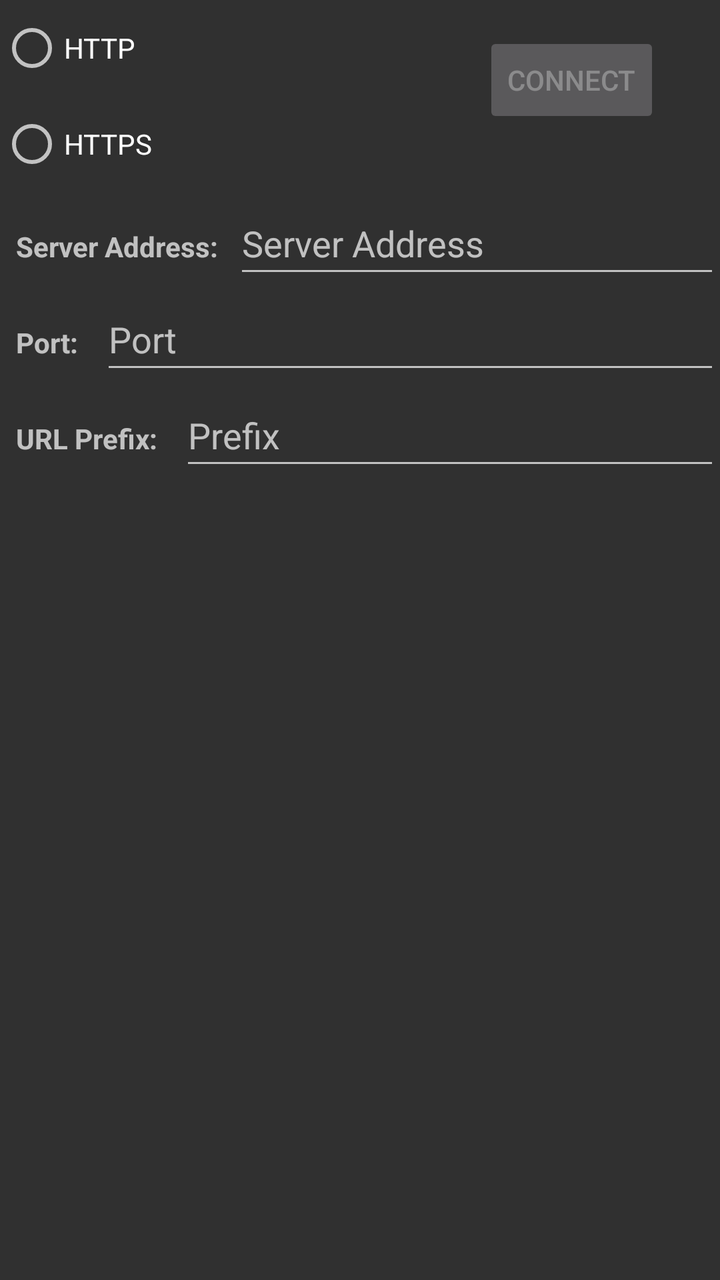
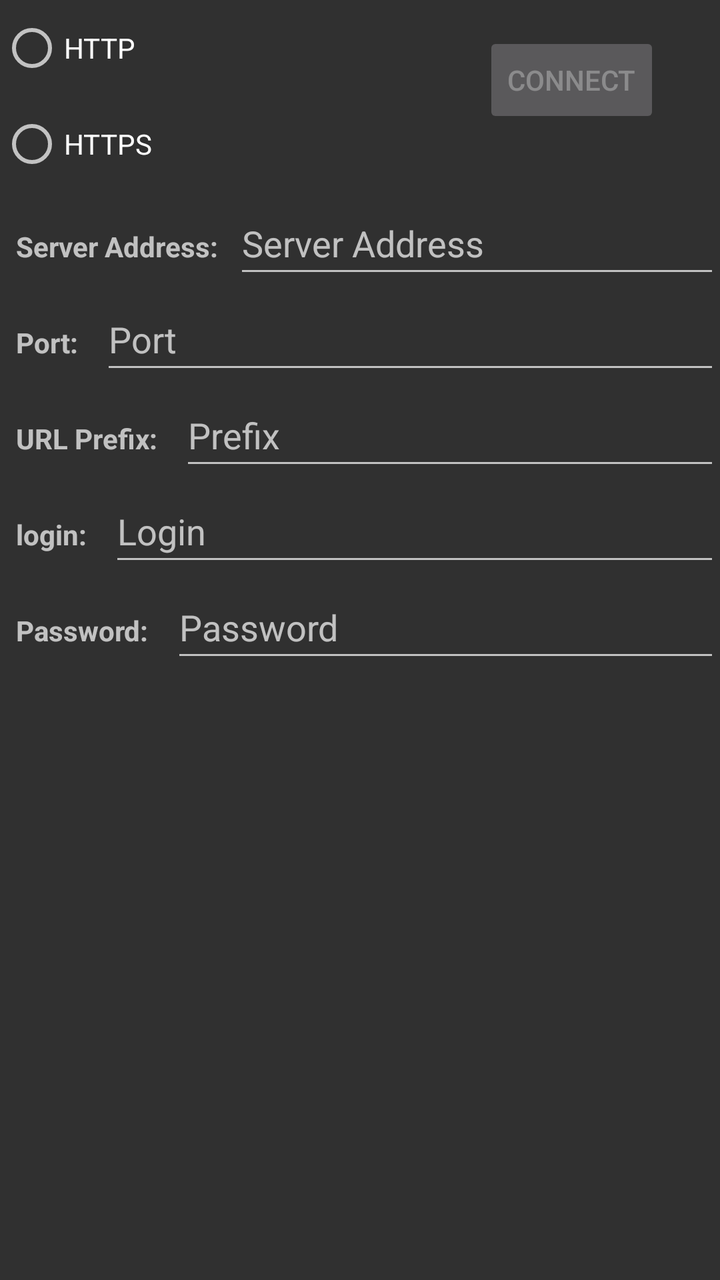

An Android layout rendered at two revisions. The XML below is the earlier revision; the diff shows what the commit changed to produce the second picture.
<!-- AndroidManifest.xml: application theme Theme.AppCompat -->
<!-- res/layout/fragment_app_config.xml -->
<?xml version="1.0" encoding="utf-8"?>
<LinearLayout xmlns:android="http://schemas.android.com/apk/res/android"
    android:layout_width="match_parent"
    android:layout_height="wrap_content"
    android:orientation="vertical">

    <LinearLayout
        android:layout_width="match_parent"
        android:layout_height="wrap_content"
        android:gravity="fill_horizontal">

        <RadioGroup
            android:id="@+id/protocolRadioGroup"
            android:layout_width="wrap_content"
            android:layout_height="wrap_content">

            <RadioButton
                android:id="@+id/httpRadioButton"
                android:layout_width="wrap_content"
                android:layout_height="wrap_content"
                android:minHeight="48dp"
                android:text="HTTP" />

            <RadioButton
                android:id="@+id/httpsRadioButton"
                android:layout_width="wrap_content"
                android:layout_height="wrap_content"
                android:minHeight="48dp"
                android:text="HTTPS" />
        </RadioGroup>

        <Space
            android:layout_width="wrap_content"
            android:layout_height="wrap_content"
            android:layout_weight="20" />

        
        <Button
            android:id="@+id/connectServerButton"
            android:layout_width="wrap_content"
            android:layout_height="wrap_content"
            android:layout_marginTop="16dp"
            android:layout_marginRight="30dp"
            android:clickable="false"
            android:enabled="false"
            android:text="Connect" />

    </LinearLayout>

    <LinearLayout
        android:layout_width="match_parent"
        android:layout_height="wrap_content"
        android:orientation="horizontal">

        <TextView
            android:id="@+id/serverAdressLabel"
            android:layout_width="wrap_content"
            android:layout_height="wrap_content"
            android:padding="8dp"
            android:text="Server Address:"
            android:textSize="14sp"
            android:textStyle="bold" />

        <EditText
            android:id="@+id/serverEditText"
            android:layout_width="match_parent"
            android:layout_height="wrap_content"
            android:layout_below="@id/protocolRadioGroup"
            android:hint="Server Address"
            android:imeOptions="actionDone"
            android:inputType="textUri"
            android:minHeight="48dp"
            android:singleLine="true" />
    </LinearLayout>

    <LinearLayout
        android:layout_width="match_parent"
        android:layout_height="wrap_content"
        android:orientation="horizontal">

        <TextView
            android:id="@+id/serverPortLabel"
            android:layout_width="wrap_content"
            android:layout_height="wrap_content"
            android:padding="8dp"
            android:text="Port: "
            android:textSize="14sp"
            android:textStyle="bold" />

        <EditText
            android:id="@+id/portEditText"
            android:layout_width="match_parent"
            android:layout_height="wrap_content"
            android:layout_below="@id/serverEditText"
            android:hint="Port"
            android:inputType="number"
            android:minHeight="48dp" />

    </LinearLayout>

    <LinearLayout
        android:layout_width="match_parent"
        android:layout_height="match_parent"
        android:orientation="horizontal">

        <TextView
            android:id="@+id/prefixLabel"
            android:layout_width="wrap_content"
            android:layout_height="wrap_content"
            android:padding="8dp"
            android:text="URL Prefix: "
            android:textSize="14sp"
            android:textStyle="bold" />

        <EditText
            android:id="@+id/prefixEditText"
            android:layout_width="match_parent"
            android:layout_height="wrap_content"
            android:layout_below="@id/portEditText"
            android:hint="Prefix"
            android:inputType="textUri"
            android:imeOptions="actionDone"
            android:minHeight="48dp"
            android:singleLine="true" />

    </LinearLayout>

</LinearLayout>
<!-- resources referenced by this layout -->
<resources>

</resources>

<!-- the commit's change to res/layout/fragment_app_config.xml (unified diff, before → after) -->
@@ -100,7 +100,7 @@
 
     <LinearLayout
         android:layout_width="match_parent"
-        android:layout_height="match_parent"
+        android:layout_height="wrap_content"
         android:orientation="horizontal">
 
         <TextView
@@ -125,4 +125,58 @@
 
     </LinearLayout>
 
+    <LinearLayout
+        android:layout_width="match_parent"
+        android:layout_height="wrap_content"
+        android:orientation="horizontal">
+
+        <TextView
+            android:id="@+id/loginLabel"
+            android:layout_width="wrap_content"
+            android:layout_height="wrap_content"
+            android:padding="8dp"
+            android:text="login: "
+            android:textSize="14sp"
+            android:textStyle="bold" />
+
+        <EditText
+            android:id="@+id/loginEditText"
+            android:layout_width="match_parent"
+            android:layout_height="wrap_content"
+            android:layout_below="@id/prefixEditText"
+            android:hint="Login"
+            android:inputType="textUri"
+            android:imeOptions="actionDone"
+            android:minHeight="48dp"
+            android:singleLine="true" />
+
+    </LinearLayout>
+
+    <LinearLayout
+        android:layout_width="match_parent"
+        android:layout_height="wrap_content"
+        android:orientation="horizontal">
+
+        <TextView
+            android:id="@+id/passwordLabel"
+            android:layout_width="wrap_content"
+            android:layout_height="wrap_content"
+            android:padding="8dp"
+            android:text="Password: "
+            android:textSize="14sp"
+            android:textStyle="bold" />
+
+        <EditText
+            android:id="@+id/passwordEditText"
+            android:layout_width="0dp"
+            android:layout_height="wrap_content"
+            android:layout_weight="1"
+            android:minWidth="48dp"
+            android:minHeight="48dp"
+            android:ems="10"
+            android:hint="Password"
+            android:inputType="textPassword" />
+    </LinearLayout>
+
+
 </LinearLayout>
